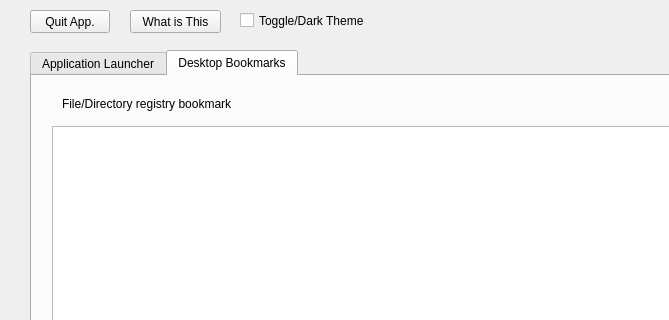
This is user_interface.ui in caiorss/qapplauncher as Qt 5 draws it before an edit; both pictures show x 0 to 669 and y 0 to 320 of the 757 by 657 pixel window. The edited form follows.
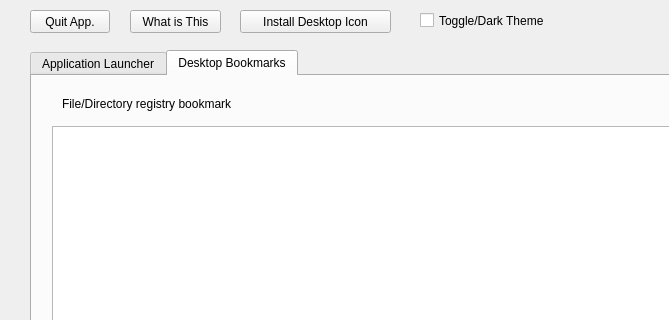
This is the edited form.

Commit message: Modify user interface - create button btn_install_icon.

Patch:
```diff
--- a/user_interface.ui
+++ b/user_interface.ui
@@ -178,7 +178,7 @@
        <rect>
         <x>30</x>
         <y>20</y>
-        <width>201</width>
+        <width>221</width>
         <height>16</height>
        </rect>
       </property>
@@ -424,7 +424,7 @@
    <widget class="QCheckBox" name="chb_dark_theme">
     <property name="geometry">
      <rect>
-      <x>240</x>
+      <x>420</x>
       <y>10</y>
       <width>151</width>
       <height>21</height>
@@ -437,6 +437,19 @@
      <string>Toggle/Dark Theme</string>
     </property>
    </widget>
+   <widget class="QPushButton" name="btn_install_icon">
+    <property name="geometry">
+     <rect>
+      <x>240</x>
+      <y>10</y>
+      <width>151</width>
+      <height>23</height>
+     </rect>
+    </property>
+    <property name="text">
+     <string>Install Desktop Icon</string>
+    </property>
+   </widget>
   </widget>
   <widget class="QMenuBar" name="menuBar">
    <property name="geometry">
```
